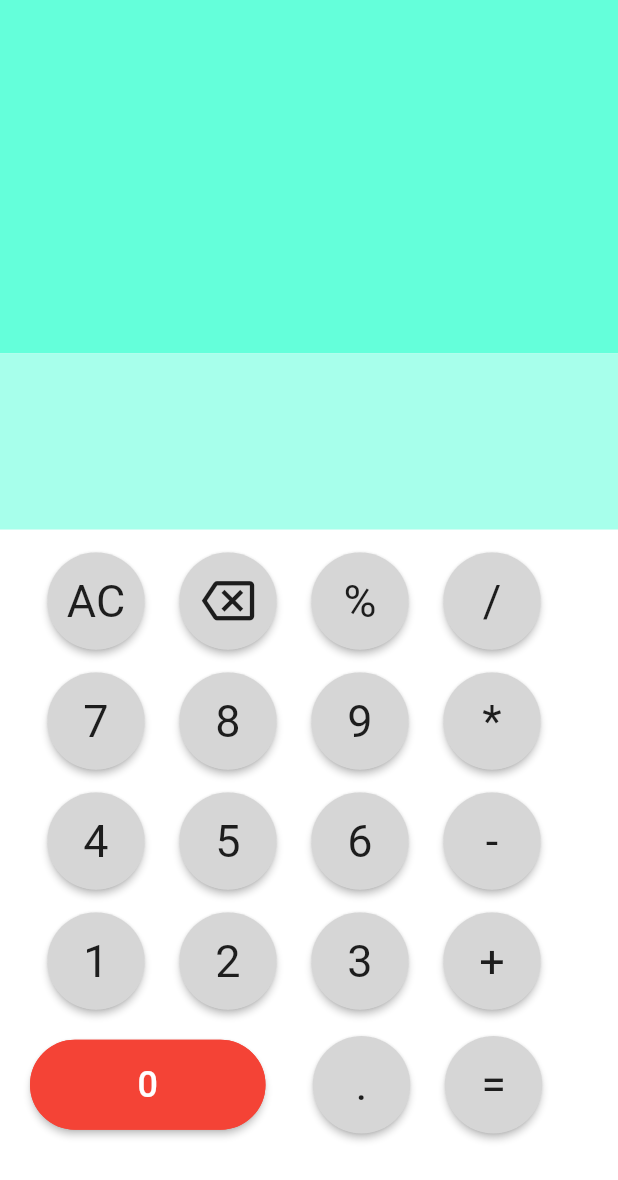
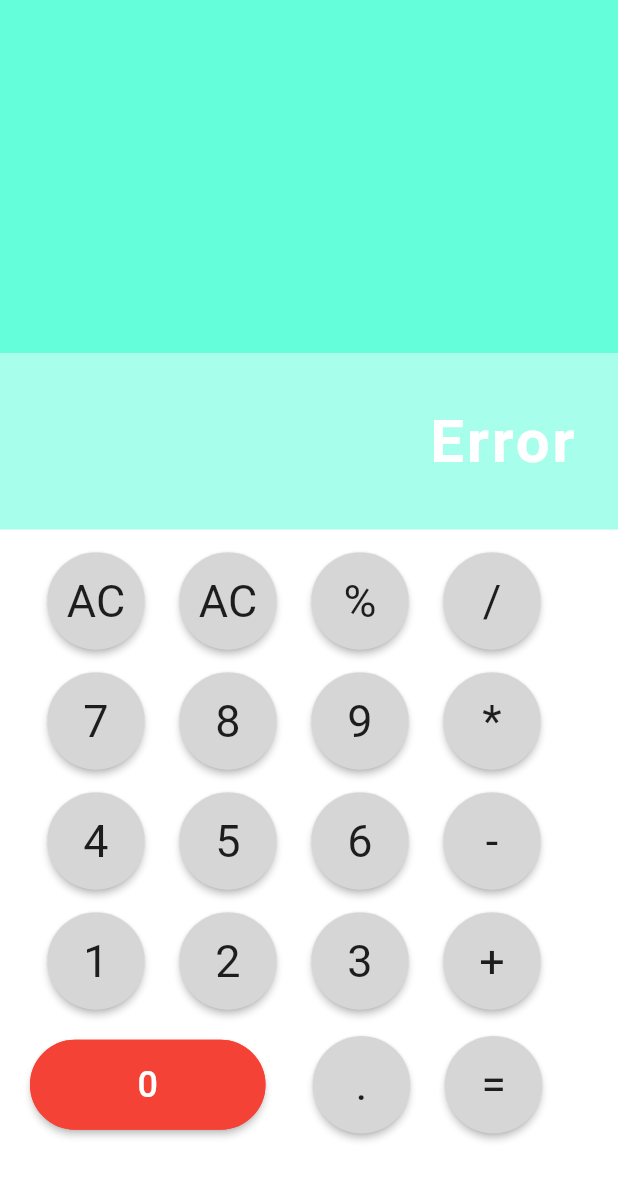
Before and after one commit to PhanukornKMITL/Flutter_Calculator, a Flutter app: the screen it shows after launch, item 3 of the bottom bar chosen, after a tap on "AC", on a phone screen of 412 x 824 dp. Shown: the top 1180 px of the screen. Run offline on Flutter 3.47's test engine with Material 2 defaults, Android fonts, the phone set to English and light mode, and no system bars; our stand-ins replace math_expressions.

Commit message:
Refactor button widget not done

```diff
--- /dev/null
+++ b/lib/button_generator.dart
@@ -0,0 +1,22 @@
+import 'package:flutter/cupertino.dart';
+import 'package:flutter/material.dart';
+
+
+class ButtonGenerator extends StatelessWidget {
+  final Function btnFunction;
+  ButtonGenerator({this.btnFunction});
+
+  @override
+  Widget build(BuildContext context) {
+    return RawMaterialButton(
+      onPressed: btnFunction,
+      elevation: 2.0,
+      fillColor: Colors.grey[350],
+      child: Text(
+        "AC",style: TextStyle(fontSize: 30),
+      ),
+      padding: EdgeInsets.all(15.0),
+      shape: CircleBorder(),
+    );
+  }
+}
--- a/lib/calculator_page.dart
+++ b/lib/calculator_page.dart
@@ -1,6 +1,8 @@
 import 'package:flutter/cupertino.dart';
 import 'package:flutter/material.dart';
 import 'package:math_expressions/math_expressions.dart';
+import 'button_generator.dart';
+
 
 class CalculatorPage extends StatefulWidget {
   @override
@@ -61,36 +63,18 @@ class _CalculatorPageState extends State<CalculatorPage> {
 
                       Padding(
                         padding: EdgeInsets.fromLTRB(20.0, 15.0, 0.0, 0.0),
-                        child: RawMaterialButton(
-                          onPressed: () {
-                            setState(() {
-                              operationText = "";
-                              result = "";
-                            });
-                            },
-                          elevation: 2.0,
-                          fillColor: Colors.grey[350],
-                          child: Text(
-                            "AC",style: TextStyle(fontSize: 30),
-                          ),
-                          padding: EdgeInsets.all(15.0),
-                          shape: CircleBorder(),
+                        child: ButtonGenerator(
+                          btnFunction: (){
+                            print("y");
+                          },
                         ),
                       ),
                       Padding(
                         padding: EdgeInsets.fromLTRB(0, 15.0, 0.0, 0.0),
-                        child: RawMaterialButton(
-                          onPressed: () {
-                            setState(() {
-                              operationText = operationText.substring(0, operationText.length-1);
-                            });
-
+                        child: ButtonGenerator(
+                          btnFunction: (){
+                            print("x");
                           },
-                          elevation: 2.0,
-                          fillColor: Colors.grey[350],
-                          child: Icon(Icons.backspace_outlined,size: 35,),
-                          padding: EdgeInsets.all(15.0),
-                          shape: CircleBorder(),
                         ),
                       ),
                       Padding(
```
